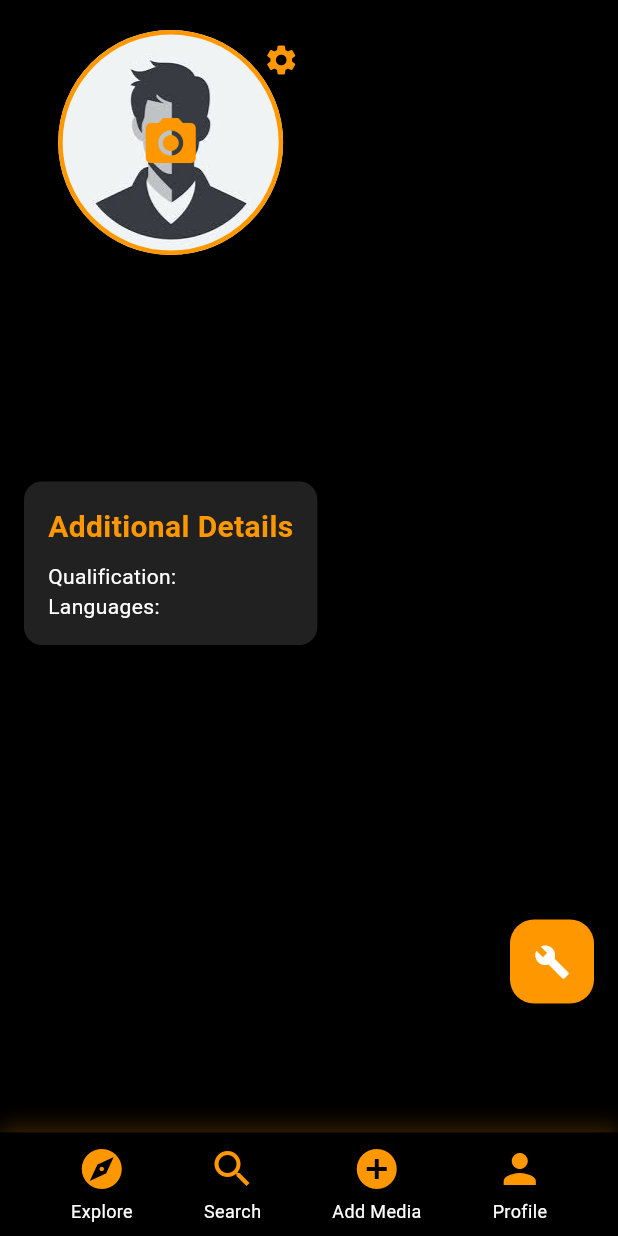
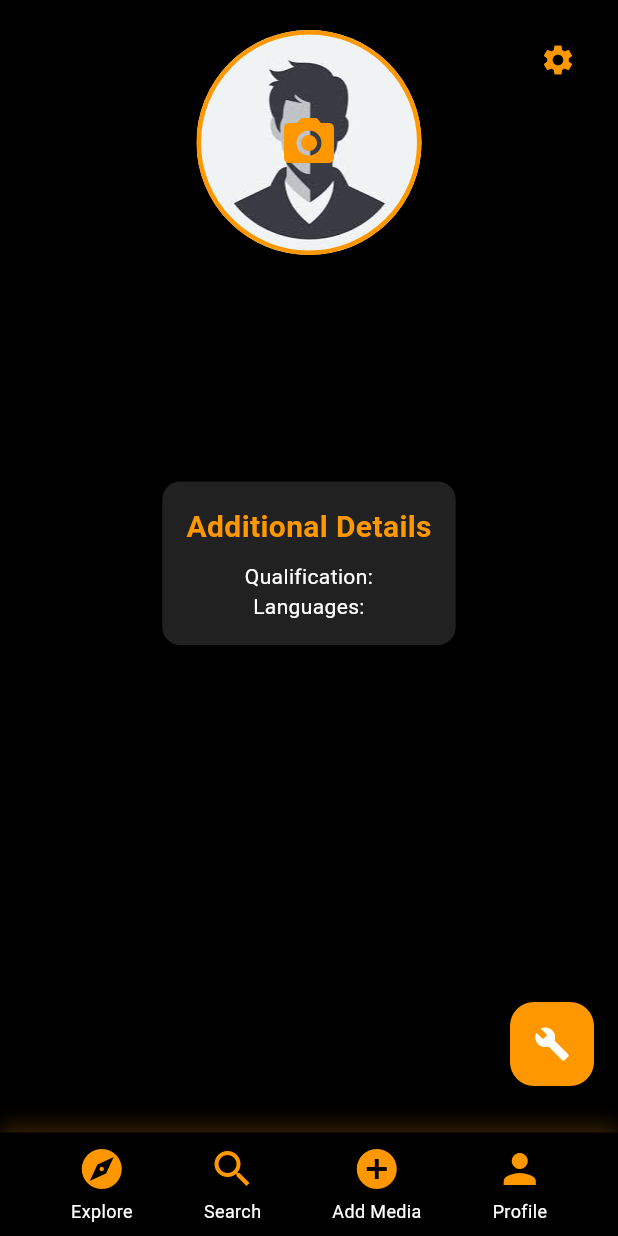
Before and after one commit to jainoshika/Google-Solutions-Challenge-2025, a Flutter app: the AthleteDashboard screen opened by its route, on a phone screen of 412 x 824 dp. Run offline on Flutter 3.47's test engine with Material 3 defaults, Android fonts, the phone set to English and light mode, and no system bars; our stand-ins replace cached_network_image, cloud_firestore, firebase_auth, firebase_core, firebase_storage, google_sign_in and 1 more; accounts and stored records are empty; network calls fail.

Commit message:
ok so our elemts are at middle

```diff
--- a/lib/screens/athlete_dashboard.dart
+++ b/lib/screens/athlete_dashboard.dart
@@ -122,7 +122,14 @@ class _AthleteDashboardState extends State<AthleteDashboard>
         child: Stack(
           children: [
             SingleChildScrollView(
+              child: Center(
+                child: ConstrainedBox(
+                  constraints: BoxConstraints(
+                    maxWidth: MediaQuery.of(context).size.width * 0.9,
+                  ),
                   child: Column(
+                    mainAxisAlignment: MainAxisAlignment.center,
+                    crossAxisAlignment: CrossAxisAlignment.center,
                     children: [
                       // Profile Picture
                       GestureDetector(
@@ -140,7 +147,8 @@ class _AthleteDashboardState extends State<AthleteDashboard>
                                     fit: BoxFit.cover,
                                   )
                                 : const DecorationImage(
-                                image: AssetImage('assets/default_profile.png'),
+                                    image: AssetImage(
+                                        'assets/default_profile.png'),
                                     fit: BoxFit.cover,
                                   ),
                           ),
@@ -162,6 +170,7 @@ class _AthleteDashboardState extends State<AthleteDashboard>
                             fontSize: 24,
                             fontWeight: FontWeight.bold,
                           ),
+                          textAlign: TextAlign.center,
                         ),
                       ),
 
@@ -185,6 +194,7 @@ class _AthleteDashboardState extends State<AthleteDashboard>
                           color: Colors.cyan,
                           fontSize: 18,
                         ),
+                        textAlign: TextAlign.center,
                       ),
 
                       // Additional Details Section
@@ -198,7 +208,7 @@ class _AthleteDashboardState extends State<AthleteDashboard>
                             borderRadius: BorderRadius.circular(12),
                           ),
                           child: Column(
-                        crossAxisAlignment: CrossAxisAlignment.start,
+                            crossAxisAlignment: CrossAxisAlignment.center,
                             children: [
                               const Text(
                                 'Additional Details',
@@ -212,16 +222,20 @@ class _AthleteDashboardState extends State<AthleteDashboard>
                               Text(
                                 'Qualification: ${additionalDetails!['qualification'] ?? 'Not specified'}',
                                 style: const TextStyle(color: Colors.white),
+                                textAlign: TextAlign.center,
                               ),
                               Text(
                                 'Languages: ${additionalDetails!['languages'] ?? 'Not specified'}',
                                 style: const TextStyle(color: Colors.white),
+                                textAlign: TextAlign.center,
                               ),
                             ],
                           ),
                         ),
                       ],
                     ],
+                  ),
+                ),
               ),
             ),
             // Gear Icon in top-right corner
@@ -296,7 +310,7 @@ class _AthleteDashboardState extends State<AthleteDashboard>
         ),
       ),
       floatingActionButton: Container(
-        margin: const EdgeInsets.only(bottom: 70),
+        margin: const EdgeInsets.only(bottom: 15),
         child: FloatingActionButton(
           onPressed: () {
             ScaffoldMessenger.of(context).showSnackBar(
```
Lines whose indentation alone changed are shown as unchanged.
